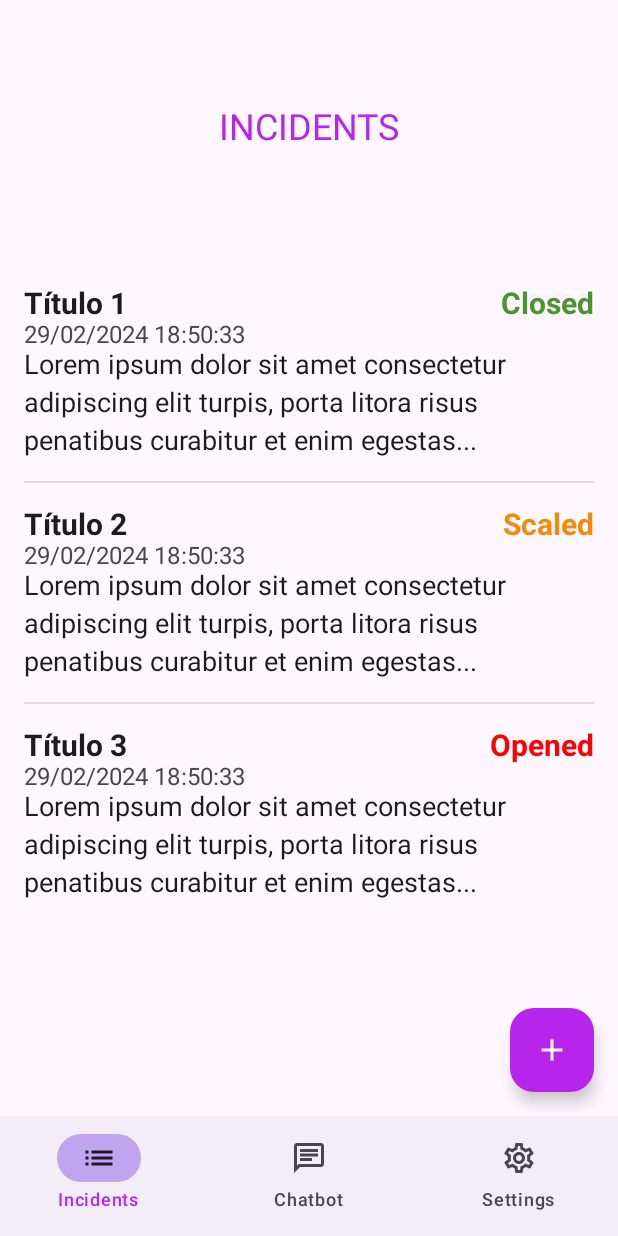
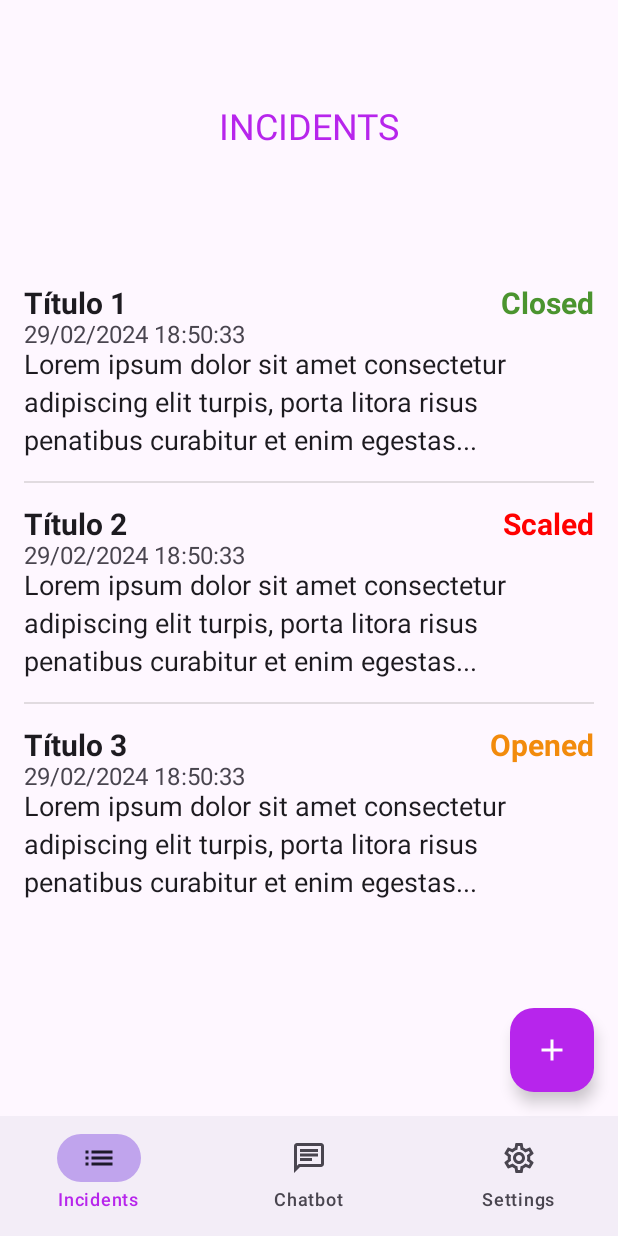
Before and after one commit to MISW-Basinglo/abcall-mobile, an Android app built with Jetpack Compose: the screen it shows after launch (MainActivity), on a phone screen of 412 x 824 dp. Run offline under Robolectric (Android 15) with nearby library versions, the phone set to English and light mode, and no system bars; our stand-ins replace Dagger/Hilt's generated code, livedata-compose.

Commit message:
feat(Issues): Change status color

```diff
--- a/app/src/main/java/co/uniandes/abcall/ui/components/Issues.kt
+++ b/app/src/main/java/co/uniandes/abcall/ui/components/Issues.kt
@@ -49,8 +49,8 @@ fun IssueItem(item: Issue) {
 fun getStatusColor(status: String): Color {
     return when (status) {
         "Cerrado" -> colorResource(id = R.color.green)
-        "Escalado" -> colorResource(id = R.color.orange)
-        "Abierto" -> colorResource(id = R.color.red)
+        "Escalado" -> colorResource(id = R.color.red)
+        "Abierto" -> colorResource(id = R.color.orange)
         else -> Color.Black
     }
 }
```
